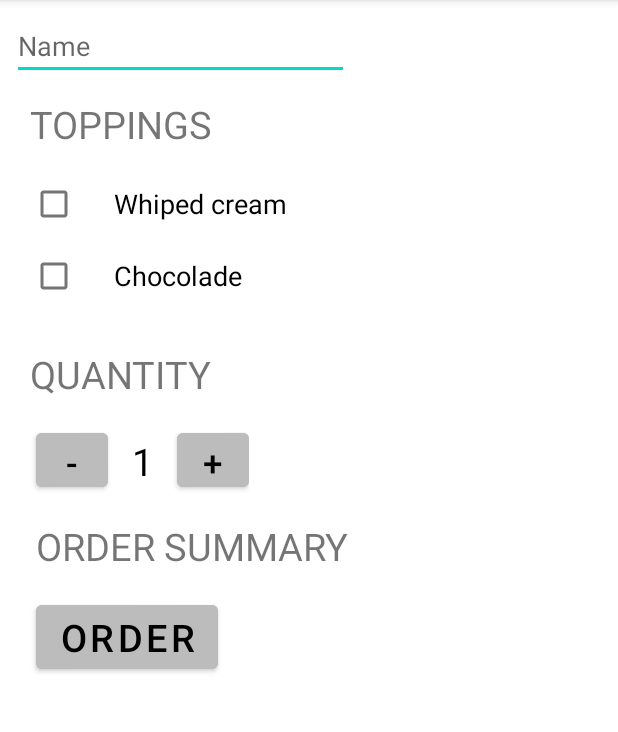
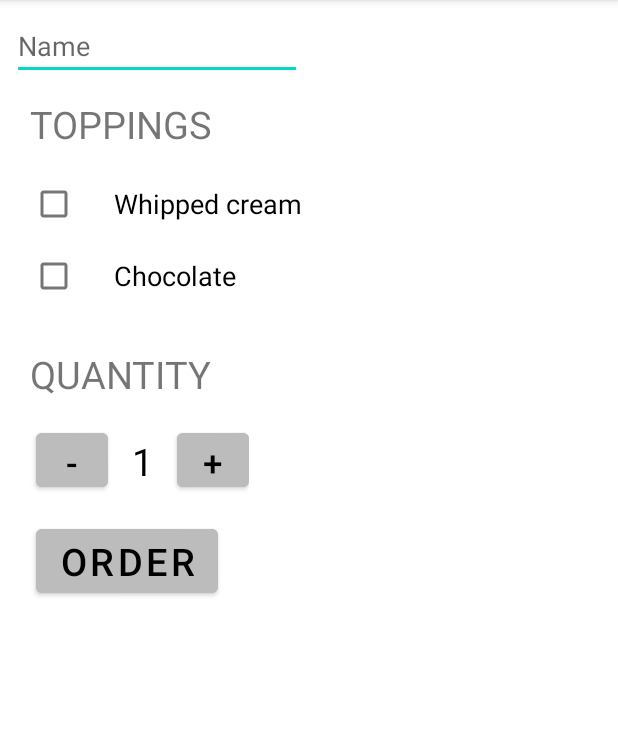
Before and after one commit to Alexwerber/quantity_and_price, an Android app: the screen it shows after launch (MainActivity), after a tap on "ORDER", on a phone screen of 412 x 824 dp, the part 84-816 px from its top. Run offline under Robolectric (Android 15) with nearby library versions, the phone set to English and light mode, and no system bars.

Commit message:
added Russian language

```diff
--- a/app/src/main/java/com/example/appinteractive/MainActivity.java
+++ b/app/src/main/java/com/example/appinteractive/MainActivity.java
@@ -42,8 +42,8 @@ public class MainActivity extends AppCompatActivity {
         Intent intent = new Intent(Intent.ACTION_SENDTO);
         intent.setData(Uri.parse("mailto:"));
         intent.putExtra(Intent.EXTRA_SUBJECT, "Just interactive" + nameOfPerson);
+        intent.putExtra(Intent.EXTRA_SUBJECT, orderMassage);
         if (intent.resolveActivity(getPackageManager()) != null) {
-            intent.putExtra(Intent.EXTRA_SUBJECT, orderMassage);
             startActivity(intent);
         }
     }
@@ -85,12 +85,12 @@ public class MainActivity extends AppCompatActivity {
     }
 
     private String createOrderSummary (String name, int price, boolean toppingWhippedCream, boolean chocolate) {
-        String massage = "Name: " + name
-                + "\nAdd whipped cream? " + toppingWhippedCream
-                + "\nAdd chocolate? " + chocolate
-                + "\nQuantity: " + quantity
-                + "\nTotal: " + price
-                + "$\nThank You!";
+        String massage = getString(R.string.name_java_file) + name
+                + "\n" + getString(R.string.add_whipped_cream) + toppingWhippedCream
+                + "\n" + getString(R.string.add_chocolate) + chocolate
+                + "\n" + getString(R.string.quantity_java_file) + quantity
+                + "\n" + getString(R.string.total) + price
+                + "$\n" + getString(R.string.thank_you);
         return massage;
     }
 
--- a/app/src/main/res/layout/activity_main.xml
+++ b/app/src/main/res/layout/activity_main.xml
@@ -20,11 +20,11 @@
                 android:id="@+id/name_of_client"
                 android:layout_width="match_parent"
                 android:layout_height="wrap_content"
-                android:hint="Name"
+                android:hint="@string/name"
                 android:inputType="textPersonName"/>
 
             <TextView
-                android:text="TOPPINGS"
+                android:text="@string/toppings"
                 android:layout_width="wrap_content"
                 android:layout_height="wrap_content"
                 android:textSize="25sp"
@@ -33,7 +33,7 @@
 
             <CheckBox
                 android:id="@+id/whipped_cream"
-                android:text="Whiped cream"
+                android:text="@string/whipped_cream"
                 android:layout_width="wrap_content"
                 android:layout_height="wrap_content"
                 android:textSize="18dp"
@@ -43,7 +43,7 @@
 
             <CheckBox
                 android:id="@+id/chocolade_checkbox"
-                android:text="Chocolade"
+                android:text="@string/chocolate"
                 android:layout_width="wrap_content"
                 android:layout_height="wrap_content"
                 android:textSize="18dp"
@@ -52,7 +52,7 @@
                 android:paddingLeft="24dp" />
 
             <TextView
-                android:text="QUANTITY"
+                android:text="@string/quantity"
                 android:layout_width="wrap_content"
                 android:layout_height="wrap_content"
                 android:textSize="25sp"
@@ -98,16 +98,8 @@
 
             </LinearLayout>
 
-            <TextView
-                android:text="ORDER SUMMARY"
-                android:layout_width="wrap_content"
-                android:layout_height="wrap_content"
-                android:textSize="25sp"
-                android:layout_marginLeft="16dp"
-                android:layout_marginTop="16dp" />
-
             <Button
-                android:text="ORDER"
+                android:text="@string/order"
                 android:layout_width="wrap_content"
                 android:layout_height="wrap_content"
                 android:textSize="25sp"
--- a/app/src/main/res/values/strings.xml
+++ b/app/src/main/res/values/strings.xml
@@ -1,3 +1,19 @@
 <resources>
     <string name="app_name">App interactive</string>
+
+    <!-- Words in main activity xml -->
+    <string name="name">Name</string>
+    <string name="toppings">TOPPINGS</string>
+    <string name="whipped_cream">Whipped cream</string>
+    <string name="chocolate">Chocolate</string>
+    <string name="quantity">QUANTITY</string>
+    <string name="order">ORDER</string>
+
+    <!-- Words in java file -->
+    <string name="name_java_file">Name </string>
+    <string name="add_whipped_cream">Add whipped cream? </string>
+    <string name="add_chocolate">Add chocolate? </string>
+    <string name="quantity_java_file">Quantity: </string>
+    <string name="total">Total: </string>
+    <string name="thank_you">Thank you!</string>
 </resources>
```
Also changed, not shown: 1 other file.
